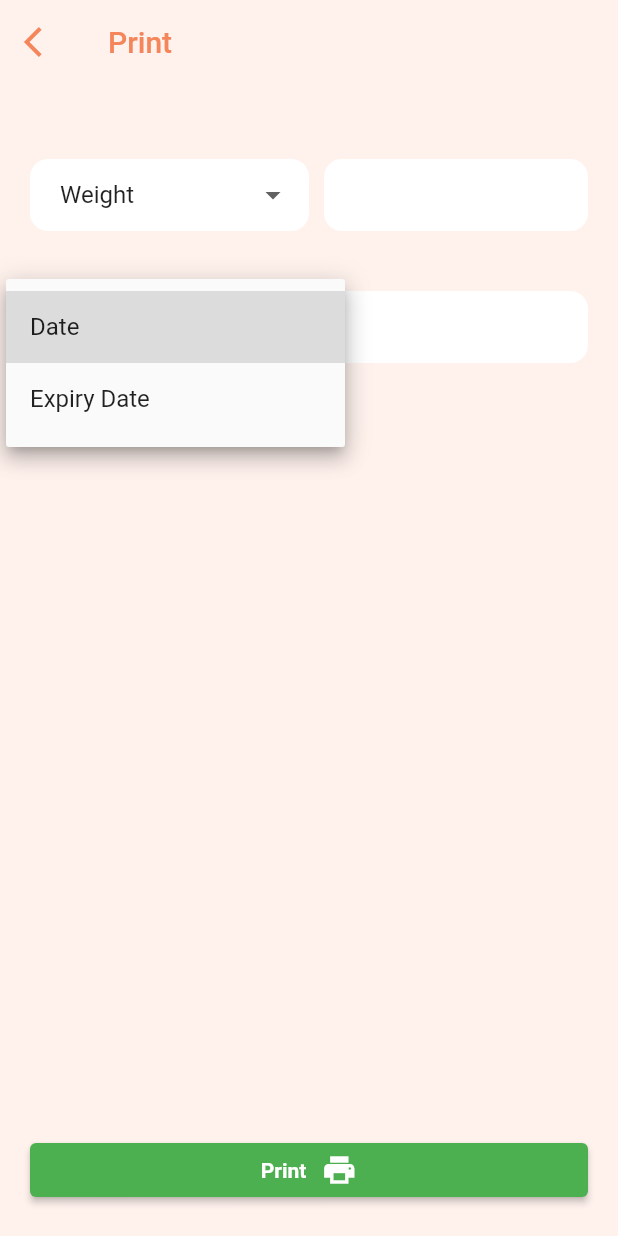
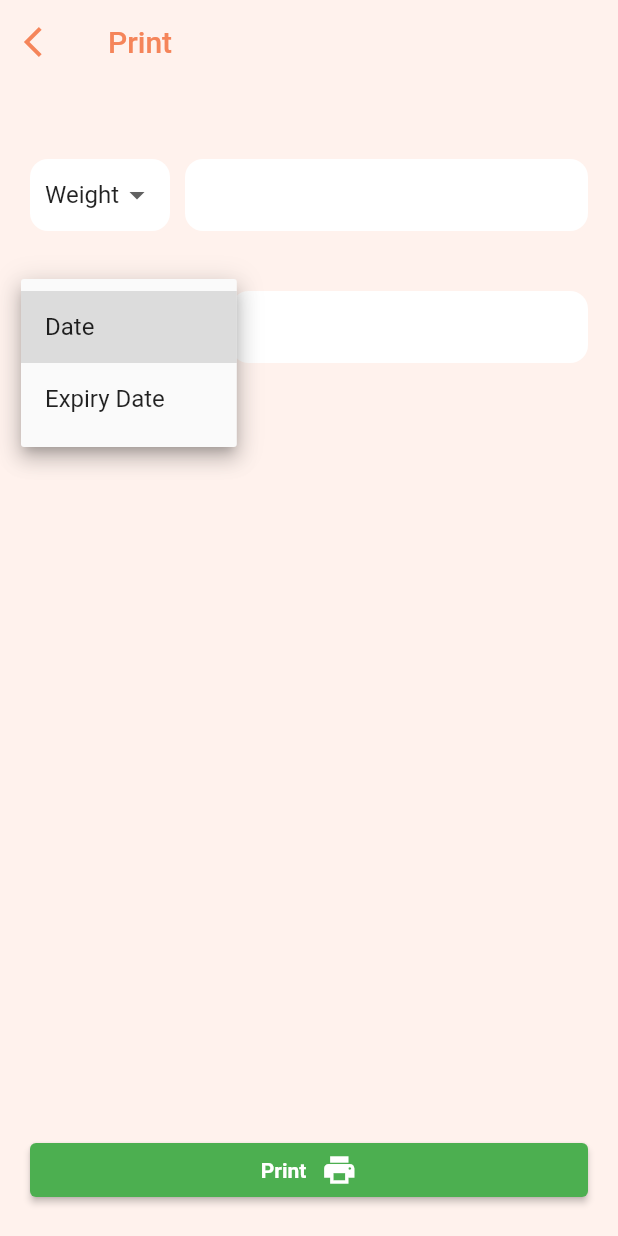
Before and after one commit to sarangnx/label_printer, a Flutter app: the UserInput screen opened by its route, after a tap on "Date", on a phone screen of 412 x 824 dp. Run offline on Flutter 3.47's test engine with Material 2 defaults, Android fonts, the phone set to English and light mode, and no system bars; our stand-ins replace shared_preferences; accounts and stored records are empty.

Commit message:
🌟 feat: date picker added DropdownButton is used instead of DropdownButtonFormField using Container instead of Flexible in case of dropdown

```diff
--- a/lib/pages/user_input.dart
+++ b/lib/pages/user_input.dart
@@ -1,3 +1,5 @@
+import 'dart:async';
+import 'package:intl/intl.dart';
 import 'package:flutter/material.dart';
 
 import 'package:label_printer/models/company.dart';
@@ -44,6 +46,9 @@ class _InputFormState extends State<_InputForm> {
 
   String quantityType = 'Weight';
   String dateType = 'Date';
+  String date;
+
+  TextEditingController _date = new TextEditingController();
 
   /// Create InputDecoration for form fields
   ///
@@ -68,6 +73,20 @@ class _InputFormState extends State<_InputForm> {
     );
   }
 
+  Future<void> _selectDate(BuildContext context) async {
+    final DateTime picked = await showDatePicker(
+      context: context,
+      initialDate: DateTime.now(),
+      firstDate: DateTime(2015, 8),
+      lastDate: DateTime(2101),
+    );
+    if (picked != null)
+      setState(() {
+        date = DateFormat('d MMMM y').format(picked);
+        _date.value = TextEditingValue(text: date);
+      });
+  }
+
   @override
   Widget build(BuildContext context) {
     return GestureDetector(
@@ -90,9 +109,14 @@ class _InputFormState extends State<_InputForm> {
                 children: [
                   Row(
                     children: [
-                      Flexible(
-                        child: DropdownButtonFormField(
-                          decoration: decoration(),
+                      Container(
+                        decoration: BoxDecoration(
+                          color: Colors.white,
+                          borderRadius: BorderRadius.all(Radius.circular(12.0)),
+                        ),
+                        padding: EdgeInsets.symmetric(horizontal: 10),
+                        child: DropdownButtonHideUnderline(
+                          child: DropdownButton(
                             value: quantityType,
                             items: [
                               DropdownMenuItem(
@@ -111,6 +135,7 @@ class _InputFormState extends State<_InputForm> {
                             },
                           ),
                         ),
+                      ),
                       Flexible(
                         child: Padding(
                           padding: EdgeInsets.only(left: 10),
@@ -125,9 +150,15 @@ class _InputFormState extends State<_InputForm> {
                   Divider(color: Colors.transparent, height: 40),
                   Row(
                     children: [
-                      Flexible(
-                        child: DropdownButtonFormField(
-                          decoration: decoration(),
+                      Container(
+                        decoration: BoxDecoration(
+                          color: Colors.white,
+                          borderRadius: BorderRadius.all(Radius.circular(12.0)),
+                        ),
+                        padding: EdgeInsets.symmetric(horizontal: 10),
+                        child: DropdownButtonHideUnderline(
+                          child: DropdownButton(
+                            // decoration: decoration(),
                             value: dateType,
                             items: [
                               DropdownMenuItem(
@@ -146,12 +177,21 @@ class _InputFormState extends State<_InputForm> {
                             },
                           ),
                         ),
+                      ),
                       Flexible(
                         child: Padding(
                           padding: EdgeInsets.only(left: 10),
+                          child: GestureDetector(
+                            onTap: () {
+                              _selectDate(context);
+                            },
+                            child: AbsorbPointer(
                               child: TextFormField(
+                                controller: _date,
                                 cursorColor: Color(0xFFF5855A),
                                 decoration: decoration(),
+                              ),
+                            ),
                           ),
                         ),
                       ),
```
Lines whose indentation alone changed are shown as unchanged.
